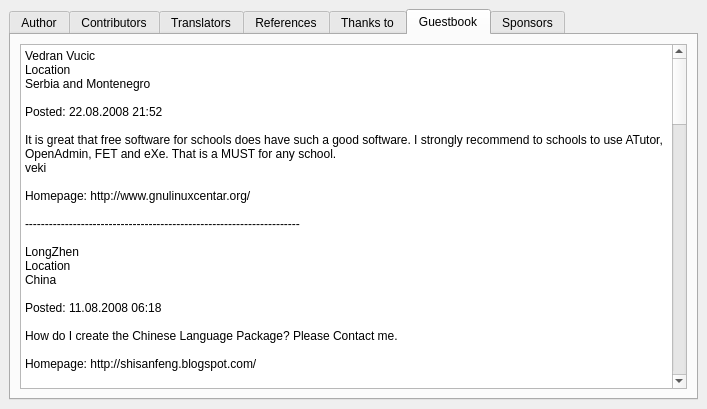
Qt form fet/src/interface/helpaboutform_template.ui (vonmecheln/fet) before a commit.
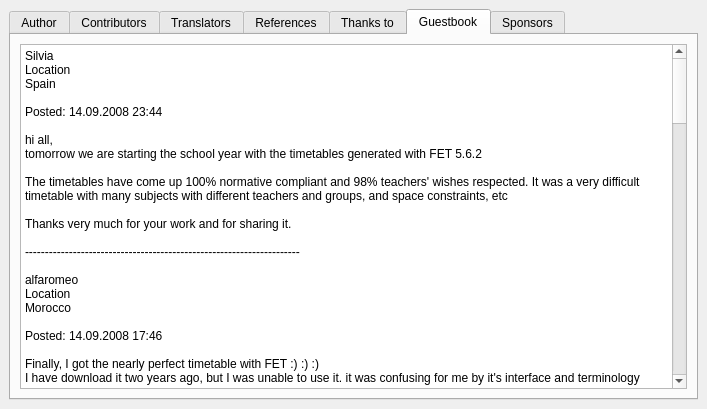
The same form after that commit. The open tabs and pages were chosen to show the change.

```diff
--- a/fet/src/interface/helpaboutform_template.ui
+++ b/fet/src/interface/helpaboutform_template.ui
@@ -432,7 +432,52 @@
 &lt;html>&lt;head>&lt;meta name="qrichtext" content="1" />&lt;style type="text/css">
 p, li { white-space: pre-wrap; }
 &lt;/style>&lt;/head>&lt;body style=" font-family:'Sans Serif'; font-size:11pt; font-weight:400; font-style:normal;">
-&lt;p style=" margin-top:0px; margin-bottom:0px; margin-left:0px; margin-right:0px; -qt-block-indent:0; text-indent:0px;">&lt;span style=" font-size:9pt;">Vedran Vucic&lt;/span>&lt;/p>
+&lt;p style=" margin-top:0px; margin-bottom:0px; margin-left:0px; margin-right:0px; -qt-block-indent:0; text-indent:0px;">&lt;span style=" font-size:9pt;">Silvia&lt;/span>&lt;/p>
+&lt;p style=" margin-top:0px; margin-bottom:0px; margin-left:0px; margin-right:0px; -qt-block-indent:0; text-indent:0px; font-size:9pt;">Location&lt;/p>
+&lt;p style=" margin-top:0px; margin-bottom:0px; margin-left:0px; margin-right:0px; -qt-block-indent:0; text-indent:0px; font-size:9pt;">Spain&lt;/p>
+&lt;p style="-qt-paragraph-type:empty; margin-top:0px; margin-bottom:0px; margin-left:0px; margin-right:0px; -qt-block-indent:0; text-indent:0px; font-size:9pt;">&lt;/p>
+&lt;p style=" margin-top:0px; margin-bottom:0px; margin-left:0px; margin-right:0px; -qt-block-indent:0; text-indent:0px; font-size:9pt;">Posted: 14.09.2008 23:44&lt;/p>
+&lt;p style="-qt-paragraph-type:empty; margin-top:0px; margin-bottom:0px; margin-left:0px; margin-right:0px; -qt-block-indent:0; text-indent:0px; font-size:9pt;">&lt;/p>
+&lt;p style=" margin-top:0px; margin-bottom:0px; margin-left:0px; margin-right:0px; -qt-block-indent:0; text-indent:0px; font-size:9pt;">hi all,&lt;/p>
+&lt;p style=" margin-top:0px; margin-bottom:0px; margin-left:0px; margin-right:0px; -qt-block-indent:0; text-indent:0px; font-size:9pt;">tomorrow we are starting the school year with the timetables generated with FET 5.6.2&lt;/p>
+&lt;p style="-qt-paragraph-type:empty; margin-top:0px; margin-bottom:0px; margin-left:0px; margin-right:0px; -qt-block-indent:0; text-indent:0px; font-size:9pt;">&lt;/p>
+&lt;p style=" margin-top:0px; margin-bottom:0px; margin-left:0px; margin-right:0px; -qt-block-indent:0; text-indent:0px; font-size:9pt;">The timetables have come up 100% normative compliant and 98% teachers' wishes respected. It was a very difficult timetable with many subjects with different teachers and groups, and space constraints, etc&lt;/p>
+&lt;p style="-qt-paragraph-type:empty; margin-top:0px; margin-bottom:0px; margin-left:0px; margin-right:0px; -qt-block-indent:0; text-indent:0px; font-size:9pt;">&lt;/p>
+&lt;p style=" margin-top:0px; margin-bottom:0px; margin-left:0px; margin-right:0px; -qt-block-indent:0; text-indent:0px; font-size:9pt;">Thanks very much for your work and for sharing it.&lt;/p>
+&lt;p style="-qt-paragraph-type:empty; margin-top:0px; margin-bottom:0px; margin-left:0px; margin-right:0px; -qt-block-indent:0; text-indent:0px; font-size:9pt;">&lt;/p>
+&lt;p style=" margin-top:0px; margin-bottom:0px; margin-left:0px; margin-right:0px; -qt-block-indent:0; text-indent:0px; font-size:9pt;">---------------------------------------------------------------------&lt;/p>
+&lt;p style="-qt-paragraph-type:empty; margin-top:0px; margin-bottom:0px; margin-left:0px; margin-right:0px; -qt-block-indent:0; text-indent:0px; font-size:9pt;">&lt;/p>
+&lt;p style=" margin-top:0px; margin-bottom:0px; margin-left:0px; margin-right:0px; -qt-block-indent:0; text-indent:0px; font-size:9pt;">alfaromeo&lt;/p>
+&lt;p style=" margin-top:0px; margin-bottom:0px; margin-left:0px; margin-right:0px; -qt-block-indent:0; text-indent:0px; font-size:9pt;">Location&lt;/p>
+&lt;p style=" margin-top:0px; margin-bottom:0px; margin-left:0px; margin-right:0px; -qt-block-indent:0; text-indent:0px; font-size:9pt;">Morocco&lt;/p>
+&lt;p style=" margin-top:0px; margin-bottom:0px; margin-left:0px; margin-right:0px; -qt-block-indent:0; text-indent:0px; font-size:9pt;">	&lt;/p>
+&lt;p style=" margin-top:0px; margin-bottom:0px; margin-left:0px; margin-right:0px; -qt-block-indent:0; text-indent:0px; font-size:9pt;">Posted: 14.09.2008 17:46&lt;/p>
+&lt;p style=" margin-top:0px; margin-bottom:0px; margin-left:0px; margin-right:0px; -qt-block-indent:0; text-indent:0px; font-size:9pt;">	&lt;/p>
+&lt;p style=" margin-top:0px; margin-bottom:0px; margin-left:0px; margin-right:0px; -qt-block-indent:0; text-indent:0px; font-size:9pt;">Finally, I got the nearly perfect timetable with FET :) :) :)&lt;/p>
+&lt;p style=" margin-top:0px; margin-bottom:0px; margin-left:0px; margin-right:0px; -qt-block-indent:0; text-indent:0px; font-size:9pt;">I have download it two years ago, but I was unable to use it. it was confusing for me by it's interface and terminology&lt;/p>
+&lt;p style=" margin-top:0px; margin-bottom:0px; margin-left:0px; margin-right:0px; -qt-block-indent:0; text-indent:0px; font-size:9pt;">	&lt;/p>
+&lt;p style=" margin-top:0px; margin-bottom:0px; margin-left:0px; margin-right:0px; -qt-block-indent:0; text-indent:0px; font-size:9pt;">Now, thanks to help and care of board administrators, and after flooding the board with too many questions in just two days!!! :-[ I get familiar with FET&lt;/p>
+&lt;p style=" margin-top:0px; margin-bottom:0px; margin-left:0px; margin-right:0px; -qt-block-indent:0; text-indent:0px; font-size:9pt;">I managed to generate nearly a perfect timetable, witch is 100% compatible with national educational standarts; It respect 98 % ( maybe more) of teacher's wiches&lt;/p>
+&lt;p style=" margin-top:0px; margin-bottom:0px; margin-left:0px; margin-right:0px; -qt-block-indent:0; text-indent:0px; font-size:9pt;">	&lt;/p>
+&lt;p style=" margin-top:0px; margin-bottom:0px; margin-left:0px; margin-right:0px; -qt-block-indent:0; text-indent:0px; font-size:9pt;">	&lt;/p>
+&lt;p style=" margin-top:0px; margin-bottom:0px; margin-left:0px; margin-right:0px; -qt-block-indent:0; text-indent:0px; font-size:9pt;">The most astonishing thing is that FET solved the timetable in less than 2 munites !!&lt;/p>
+&lt;p style=" margin-top:0px; margin-bottom:0px; margin-left:0px; margin-right:0px; -qt-block-indent:0; text-indent:0px; font-size:9pt;">From my past experience, such timetable means a lot of hard working for both PC and human !!&lt;/p>
+&lt;p style=" margin-top:0px; margin-bottom:0px; margin-left:0px; margin-right:0px; -qt-block-indent:0; text-indent:0px; font-size:9pt;">	&lt;/p>
+&lt;p style=" margin-top:0px; margin-bottom:0px; margin-left:0px; margin-right:0px; -qt-block-indent:0; text-indent:0px; font-size:9pt;">---------------------------------------------------------------------&lt;/p>
+&lt;p style="-qt-paragraph-type:empty; margin-top:0px; margin-bottom:0px; margin-left:0px; margin-right:0px; -qt-block-indent:0; text-indent:0px; font-size:9pt;">&lt;/p>
+&lt;p style=" margin-top:0px; margin-bottom:0px; margin-left:0px; margin-right:0px; -qt-block-indent:0; text-indent:0px; font-size:9pt;">Marco Barsotti&lt;/p>
+&lt;p style=" margin-top:0px; margin-bottom:0px; margin-left:0px; margin-right:0px; -qt-block-indent:0; text-indent:0px; font-size:9pt;">Location&lt;/p>
+&lt;p style=" margin-top:0px; margin-bottom:0px; margin-left:0px; margin-right:0px; -qt-block-indent:0; text-indent:0px; font-size:9pt;">Italy&lt;/p>
+&lt;p style=" margin-top:0px; margin-bottom:0px; margin-left:0px; margin-right:0px; -qt-block-indent:0; text-indent:0px; font-size:9pt;">	&lt;/p>
+&lt;p style=" margin-top:0px; margin-bottom:0px; margin-left:0px; margin-right:0px; -qt-block-indent:0; text-indent:0px; font-size:9pt;">Posted: 04.09.2008 23:51&lt;/p>
+&lt;p style=" margin-top:0px; margin-bottom:0px; margin-left:0px; margin-right:0px; -qt-block-indent:0; text-indent:0px; font-size:9pt;">	&lt;/p>
+&lt;p style=" margin-top:0px; margin-bottom:0px; margin-left:0px; margin-right:0px; -qt-block-indent:0; text-indent:0px; font-size:9pt;">I'm impressed by quality of FET's algorithm! It can find the road to a good timetable, like a clever hunting dog... It's a pleasure for me to translate in italian the GUI. Thank you!&lt;/p>
+&lt;p style=" margin-top:0px; margin-bottom:0px; margin-left:0px; margin-right:0px; -qt-block-indent:0; text-indent:0px; font-size:9pt;">	&lt;/p>
+&lt;p style=" margin-top:0px; margin-bottom:0px; margin-left:0px; margin-right:0px; -qt-block-indent:0; text-indent:0px; font-size:9pt;">Homepage: http://ilpassodellupo.it.gg/Home.htm&lt;/p>
+&lt;p style=" margin-top:0px; margin-bottom:0px; margin-left:0px; margin-right:0px; -qt-block-indent:0; text-indent:0px; font-size:9pt;">	&lt;/p>
+&lt;p style=" margin-top:0px; margin-bottom:0px; margin-left:0px; margin-right:0px; -qt-block-indent:0; text-indent:0px; font-size:9pt;">---------------------------------------------------------------------&lt;/p>
+&lt;p style="-qt-paragraph-type:empty; margin-top:0px; margin-bottom:0px; margin-left:0px; margin-right:0px; -qt-block-indent:0; text-indent:0px; font-size:9pt;">&lt;/p>
+&lt;p style=" margin-top:0px; margin-bottom:0px; margin-left:0px; margin-right:0px; -qt-block-indent:0; text-indent:0px; font-size:9pt;">Vedran Vucic&lt;/p>
 &lt;p style=" margin-top:0px; margin-bottom:0px; margin-left:0px; margin-right:0px; -qt-block-indent:0; text-indent:0px; font-size:9pt;">Location&lt;/p>
 &lt;p style=" margin-top:0px; margin-bottom:0px; margin-left:0px; margin-right:0px; -qt-block-indent:0; text-indent:0px; font-size:9pt;">Serbia and Montenegro&lt;/p>
 &lt;p style="-qt-paragraph-type:empty; margin-top:0px; margin-bottom:0px; margin-left:0px; margin-right:0px; -qt-block-indent:0; text-indent:0px; font-size:9pt;">&lt;/p>
```
Left out of the diff: 15 changed lines with no effect on the pictures.
